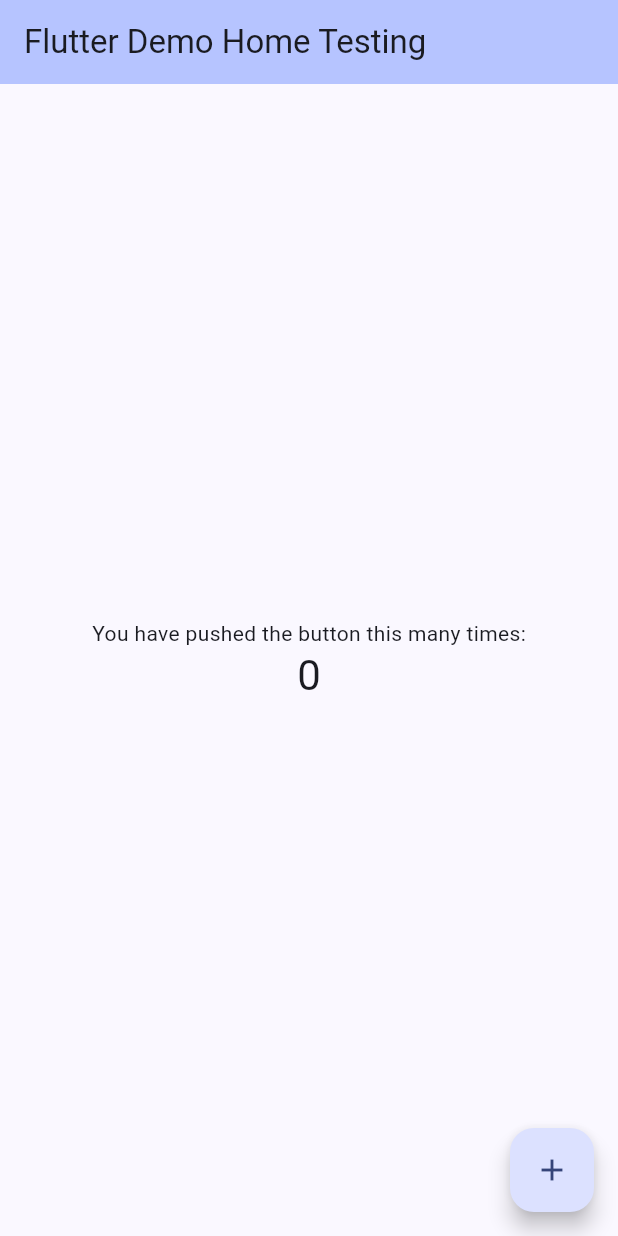
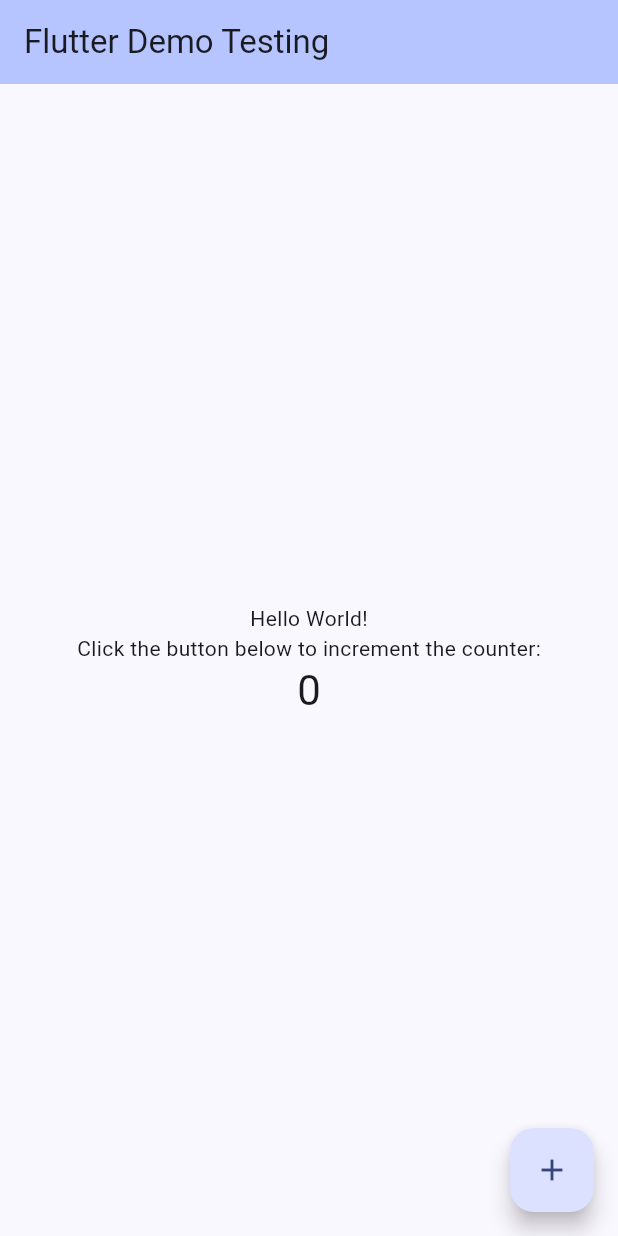
Before and after one commit to TLam2908/Flutter_Learn, a Flutter app: the screen it shows after launch, on a phone screen of 412 x 824 dp. Run offline on Flutter 3.47's test engine with Material 3 defaults, Android fonts, the phone set to English and light mode, and no system bars.

Commit message:
Update: main.dart

```diff
--- a/lib/main.dart
+++ b/lib/main.dart
@@ -11,6 +11,7 @@ class MyApp extends StatelessWidget {
   @override
   Widget build(BuildContext context) {
     return MaterialApp(
+      debugShowCheckedModeBanner: false,
       title: 'Flutter Demo',
       theme: ThemeData(
         // This is the theme of your application.
@@ -28,9 +29,11 @@ class MyApp extends StatelessWidget {
         //
         // This works for code too, not just values: Most code changes can be
         // tested with just a hot reload.
-        colorScheme: ColorScheme.fromSeed(seedColor: Colors.blueAccent.shade700),
+        colorScheme: ColorScheme.fromSeed(
+          seedColor: Colors.blueAccent.shade700,
+        ),
       ),
-      home: const MyHomePage(title: 'Flutter Demo Home Testing'),
+      home: const MyHomePage(title: 'Flutter Demo Testing'),
     );
   }
 }
@@ -88,7 +91,7 @@ class _MyHomePageState extends State<MyHomePage> {
       body: Center(
         // Center is a layout widget. It takes a single child and positions it
         // in the middle of the parent.
-        child: Column(
+        child: Row(
           // Column is also a layout widget. It takes a list of children and
           // arranges them vertically. By default, it sizes itself to fit its
           // children horizontally, and tries to be as tall as its parent.
@@ -103,15 +106,23 @@ class _MyHomePageState extends State<MyHomePage> {
           // action in the IDE, or press "p" in the console), to see the
           // wireframe for each widget.
           mainAxisAlignment: MainAxisAlignment.center,
+          crossAxisAlignment: CrossAxisAlignment.center,
           children: <Widget>[
-            const Text('You have pushed the button this many times:'),
-            Text(
-              '$_counter',
-              style: Theme.of(context).textTheme.headlineMedium,
+            Column(
+              mainAxisAlignment: MainAxisAlignment.center,
+              children: <Widget>[
+                Text('Hello World!'),
+                Text('Click the button below to increment the counter:'),
+                Text(
+                  '$_counter',
+                  style: Theme.of(context).textTheme.headlineMedium,
+                ),
+              ],
             ),
           ],
         ),
       ),
+
       floatingActionButton: FloatingActionButton(
         onPressed: _incrementCounter,
         tooltip: 'Increment',
```
